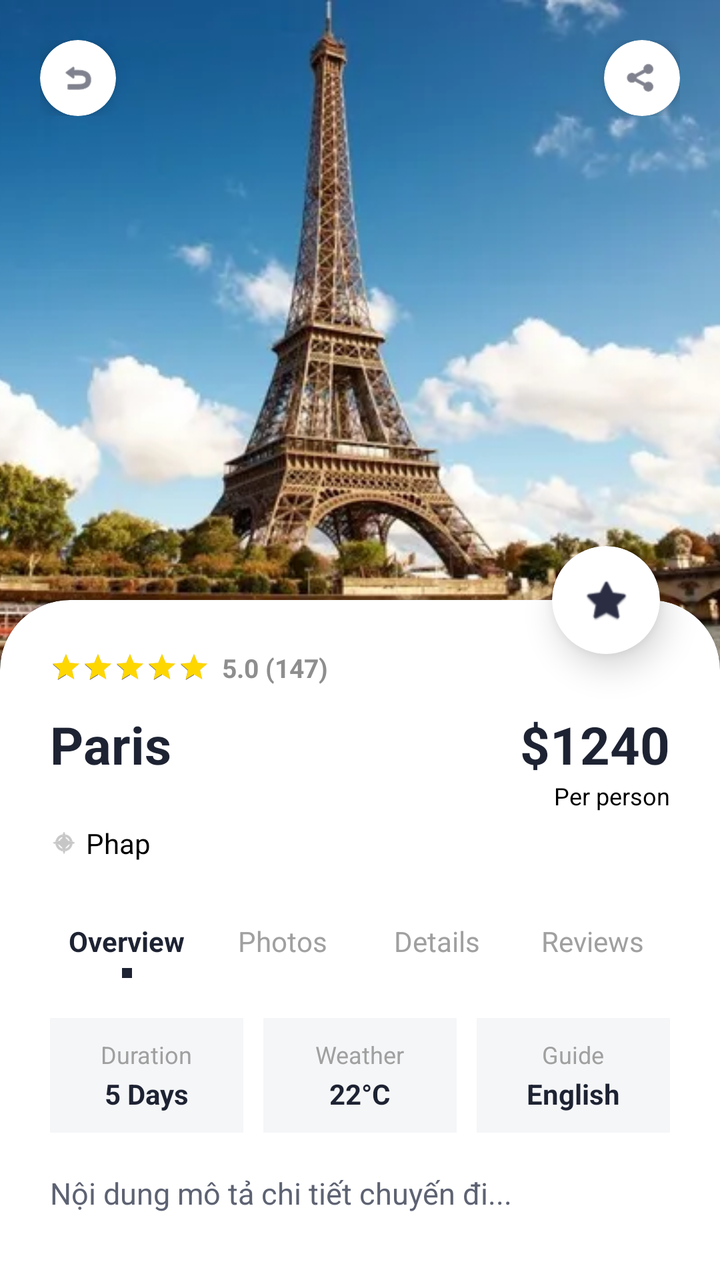
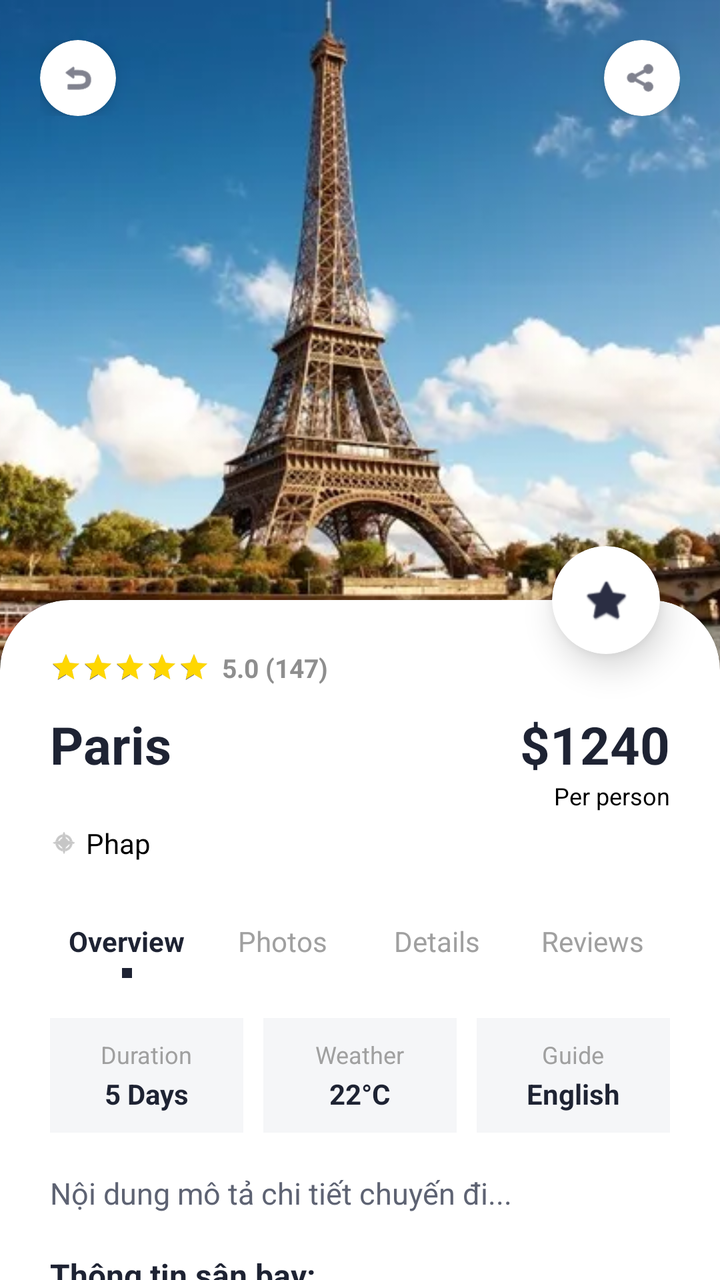

Before-and-after screenshots of an Android layout around one commit, followed by the original layout XML and the change that was made.
<!-- AndroidManifest.xml: application theme Theme.EuroTravel -->
<!-- res/layout/activity_chi_tiet.xml -->
<?xml version="1.0" encoding="utf-8"?>
<RelativeLayout xmlns:android="http://schemas.android.com/apk/res/android"
    xmlns:app="http://schemas.android.com/apk/res-auto"
    android:layout_width="match_parent"
    android:layout_height="match_parent"
    android:background="@android:color/white">

    <ImageView
        android:id="@+id/imgChiTiet"
        android:layout_width="match_parent"
        android:layout_height="350dp"
        android:scaleType="centerCrop"
        android:src="@drawable/paris" />

    <androidx.core.widget.NestedScrollView
        android:layout_width="match_parent"
        android:layout_height="match_parent">

        <LinearLayout
            android:layout_width="match_parent"
            android:layout_height="wrap_content"
            android:orientation="vertical">

            <View
                android:layout_width="match_parent"
                android:layout_height="300dp"
                android:background="@android:color/transparent" />

            <androidx.cardview.widget.CardView
                android:layout_width="match_parent"
                android:layout_height="wrap_content"
                app:cardCornerRadius="35dp"
                app:cardElevation="8dp"
                app:cardBackgroundColor="@android:color/white">

                <LinearLayout
                    android:layout_width="match_parent"
                    android:layout_height="wrap_content"
                    android:orientation="vertical"
                    android:padding="25dp">

                    <LinearLayout
                        android:layout_width="match_parent"
                        android:layout_height="wrap_content"
                        android:orientation="horizontal"
                        android:gravity="center_vertical"
                        android:layout_marginBottom="12dp">
                        <RatingBar
                            android:id="@+id/ratingBarHienThi"
                            style="?android:attr/ratingBarStyleSmall"
                            android:layout_width="wrap_content"
                            android:layout_height="wrap_content"
                            android:numStars="5"
                            android:rating="5"
                            android:progressTint="#FFD700" />
                        <TextView
                            android:id="@+id/txtSoSaoNhanXet"
                            android:layout_width="wrap_content"
                            android:layout_height="wrap_content"
                            android:layout_marginLeft="6dp"
                            android:text="5.0 (147)"
                            android:textColor="#8E8E8E"
                            android:textSize="13sp"
                            android:textStyle="bold" />
                    </LinearLayout>

                    <RelativeLayout
                        android:layout_width="match_parent"
                        android:layout_height="wrap_content">

                        <TextView
                            android:id="@+id/txtTenChiTiet"
                            android:layout_width="wrap_content"
                            android:layout_height="wrap_content"
                            android:text="Paris"
                            android:textColor="#1E2333"
                            android:textSize="26sp"
                            android:textStyle="bold" />

                        <LinearLayout
                            android:layout_width="wrap_content"
                            android:layout_height="wrap_content"
                            android:layout_alignParentRight="true"
                            android:orientation="vertical"
                            android:gravity="end">
                            <TextView
                                android:id="@+id/txtGiaChiTiet"
                                android:layout_width="wrap_content"
                                android:layout_height="wrap_content"
                                android:text="$1240"
                                android:textSize="26sp"
                                android:textStyle="bold"
                                android:textColor="#1E2333"/>

                            <TextView
                                android:layout_width="wrap_content"
                                android:layout_height="wrap_content"
                                android:text="Per person"
                                android:textColor="@color/black"
                                android:textSize="12sp" />
                        </LinearLayout>
                    </RelativeLayout>

                    <LinearLayout
                        android:layout_width="match_parent"
                        android:layout_height="wrap_content"
                        android:orientation="horizontal"
                        android:gravity="center_vertical"
                        android:layout_marginTop="6dp">
                        <ImageView
                            android:layout_width="14dp"
                            android:layout_height="14dp"
                            android:src="@android:drawable/ic_menu_compass"
                            app:tint="#A0A0A0"/>

                        <TextView
                            android:id="@+id/txtQuocGiaChiTiet"
                            android:layout_width="wrap_content"
                            android:layout_height="wrap_content"
                            android:layout_marginLeft="4dp"
                            android:text="Phap"
                            android:textColor="@color/black"
                            android:textSize="14sp" />
                    </LinearLayout>

                    <LinearLayout
                        android:layout_width="match_parent"
                        android:layout_height="wrap_content"
                        android:orientation="horizontal"
                        android:layout_marginTop="30dp"
                        android:layout_marginBottom="20dp"
                        android:weightSum="4">

                        <LinearLayout
                            android:id="@+id/btnTabOverview"
                            android:layout_width="0dp"
                            android:layout_height="wrap_content"
                            android:layout_weight="1"
                            android:orientation="vertical"
                            android:gravity="center">
                            <TextView
                                android:id="@+id/txtTabOverview"
                                android:layout_width="wrap_content"
                                android:layout_height="wrap_content"
                                android:text="Overview"
                                android:textStyle="bold"
                                android:textColor="#1E2333"
                                android:textSize="14sp"/>
                            <View
                                android:id="@+id/indicatorOverview"
                                android:layout_width="5dp"
                                android:layout_height="5dp"
                                android:layout_marginTop="4dp"
                                android:background="#1E2333" />
                        </LinearLayout>

                        <TextView
                            android:id="@+id/txtTabPhotos"
                            android:layout_width="0dp"
                            android:layout_height="wrap_content"
                            android:layout_weight="1"
                            android:text="Photos"
                            android:gravity="center"
                            android:textColor="#A0A0A0"
                            android:textSize="14sp"
                            android:clickable="true"
                            android:focusable="true"/>

                        <TextView
                            android:id="@+id/txtTabDetails"
                            android:layout_width="0dp"
                            android:layout_height="wrap_content"
                            android:layout_weight="1"
                            android:text="Details"
                            android:gravity="center"
                            android:textColor="#A0A0A0"
                            android:textSize="14sp"
                            android:clickable="true"
                            android:focusable="true"/>

                        <TextView
                            android:id="@+id/txtTabReviews"
                            android:layout_width="0dp"
                            android:layout_height="wrap_content"
                            android:layout_weight="1"
                            android:text="Reviews"
                            android:gravity="center"
                            android:textColor="#A0A0A0"
                            android:textSize="14sp"
                            android:clickable="true"
                            android:focusable="true"/>
                    </LinearLayout>

                    <LinearLayout
                        android:id="@+id/layoutOverviewContent"
                        android:layout_width="match_parent"
                        android:layout_height="wrap_content"
                        android:orientation="vertical"
                        android:visibility="visible">

                        <LinearLayout
                            android:layout_width="match_parent"
                            android:layout_height="wrap_content"
                            android:orientation="horizontal"
                            android:layout_marginBottom="20dp"
                            android:weightSum="3">

                            <LinearLayout
                                android:layout_width="0dp"
                                android:layout_height="wrap_content"
                                android:layout_weight="1"
                                android:orientation="vertical"
                                android:gravity="center"
                                android:padding="10dp"
                                android:background="#F5F6F8">
                                <TextView
                                    android:layout_width="wrap_content"
                                    android:layout_height="wrap_content"
                                    android:text="Duration"
                                    android:textColor="#A0A0A0"
                                    android:textSize="12sp"/>
                                <TextView
                                    android:layout_width="wrap_content"
                                    android:layout_height="wrap_content"
                                    android:text="5 Days"
                                    android:textColor="#1E2333"
                                    android:textStyle="bold"
                                    android:textSize="14sp"
                                    android:layout_marginTop="2dp"/>
                            </LinearLayout>

                            <LinearLayout
                                android:layout_width="0dp"
                                android:layout_height="wrap_content"
                                android:layout_weight="1"
                                android:orientation="vertical"
                                android:gravity="center"
                                android:padding="10dp"
                                android:layout_marginLeft="10dp"
                                android:layout_marginRight="10dp"
                                android:background="#F5F6F8">
                                <TextView
                                    android:layout_width="wrap_content"
                                    android:layout_height="wrap_content"
                                    android:text="Weather"
                                    android:textColor="#A0A0A0"
                                    android:textSize="12sp"/>
                                <TextView
                                    android:layout_width="wrap_content"
                                    android:layout_height="wrap_content"
                                    android:text="22°C"
                                    android:textColor="#1E2333"
                                    android:textStyle="bold"
                                    android:textSize="14sp"
                                    android:layout_marginTop="2dp"/>
                            </LinearLayout>

                            <LinearLayout
                                android:layout_width="0dp"
                                android:layout_height="wrap_content"
                                android:layout_weight="1"
                                android:orientation="vertical"
                                android:gravity="center"
                                android:padding="10dp"
                                android:background="#F5F6F8">
                                <TextView
                                    android:layout_width="wrap_content"
                                    android:layout_height="wrap_content"
                                    android:text="Guide"
                                    android:textColor="#A0A0A0"
                                    android:textSize="12sp"/>
                                <TextView
                                    android:layout_width="wrap_content"
                                    android:layout_height="wrap_content"
                                    android:text="English"
                                    android:textColor="#1E2333"
                                    android:textStyle="bold"
                                    android:textSize="14sp"
                                    android:layout_marginTop="2dp"/>
                            </LinearLayout>
                        </LinearLayout>

                        <TextView
                            android:id="@+id/txtMoTaChiTiet"
                            android:layout_width="match_parent"
                            android:layout_height="wrap_content"
                            android:text="Nội dung mô tả chi tiết chuyến đi..."
                            android:textSize="15sp"
                            android:textColor="#5E6373"
                            android:lineSpacingExtra="6dp"/>
                    </LinearLayout>

                    <androidx.recyclerview.widget.RecyclerView
                        android:id="@+id/rvPhotos"
                        android:layout_width="match_parent"
                        android:layout_height="wrap_content"
                        android:layout_marginTop="16dp"
                        android:orientation="horizontal"
                        android:visibility="gone" />

                    <Button
                        android:id="@+id/btnSelectDays"
                        android:layout_width="match_parent"
                        android:layout_height="58dp"
                        android:layout_marginTop="35dp"
                        android:layout_marginBottom="20dp"
                        android:backgroundTint="#2B2E43"
                        android:text="Select Days"
                        android:textAllCaps="false"
                        android:textColor="@android:color/white"
                        android:textSize="16sp"
                        android:textStyle="bold"
                        app:cornerRadius="29dp" />

                </LinearLayout>
            </androidx.cardview.widget.CardView>
        </LinearLayout>
    </androidx.core.widget.NestedScrollView>

    <RelativeLayout
        android:layout_width="match_parent"
        android:layout_height="wrap_content"
        android:padding="20dp">
        <androidx.cardview.widget.CardView
            android:id="@+id/btnBackCard"
            android:layout_width="38dp"
            android:layout_height="38dp"
            app:cardCornerRadius="19dp"
            app:cardBackgroundColor="@android:color/white"
            app:cardElevation="5dp">
            <ImageView
                android:layout_width="18dp"
                android:layout_height="18dp"
                android:layout_gravity="center"
                android:src="@android:drawable/ic_menu_revert"
                app:tint="#2B2E43"/>
        </androidx.cardview.widget.CardView>

        <androidx.cardview.widget.CardView
            android:layout_width="38dp"
            android:layout_height="38dp"
            android:layout_alignParentRight="true"
            app:cardCornerRadius="19dp"
            app:cardBackgroundColor="@android:color/white"
            app:cardElevation="5dp">
            <ImageView
                android:layout_width="18dp"
                android:layout_height="18dp"
                android:layout_gravity="center"
                android:src="@android:drawable/ic_menu_share"
                app:tint="#2B2E43"/>
        </androidx.cardview.widget.CardView>
    </RelativeLayout>

    <androidx.cardview.widget.CardView
        android:id="@+id/btnFavoriteCard"
        android:layout_width="54dp"
        android:layout_height="54dp"
        android:layout_alignParentRight="true"
        android:layout_marginTop="273dp"
        android:layout_marginRight="30dp"
        app:cardCornerRadius="27dp"
        app:cardElevation="10dp"
        app:cardBackgroundColor="@android:color/white">
        <ImageView
            android:layout_width="24dp"
            android:layout_height="24dp"
            android:layout_gravity="center"
            android:src="@android:drawable/btn_star_big_on"
            app:tint="#2B2E43"/>
    </androidx.cardview.widget.CardView>

</RelativeLayout>
<!-- resources referenced by this layout -->
<resources>
  <color name="black">#FF000000</color>
  <!-- drawable paris: webp bitmap (drawable, 35596 bytes) -->
  <style name="Theme.EuroTravel" parent="Base.Theme.EuroTravel" />
  <style name="Base.Theme.EuroTravel" parent="Theme.Material3.DayNight.NoActionBar">
          
          
      </style>
</resources>

<!-- the commit's change to res/layout/activity_chi_tiet.xml (unified diff, before → after) -->
@@ -96,7 +96,7 @@
                                 android:layout_width="wrap_content"
                                 android:layout_height="wrap_content"
                                 android:text="Per person"
-                                android:textColor="@color/black"
+                                android:textColor="@android:color/black"
                                 android:textSize="12sp" />
                         </LinearLayout>
                     </RelativeLayout>
@@ -119,7 +119,7 @@
                             android:layout_height="wrap_content"
                             android:layout_marginLeft="4dp"
                             android:text="Phap"
-                            android:textColor="@color/black"
+                            android:textColor="@android:color/black"
                             android:textSize="14sp" />
                     </LinearLayout>
 
@@ -220,6 +220,7 @@
                                     android:textColor="#A0A0A0"
                                     android:textSize="12sp"/>
                                 <TextView
+                                    android:id="@+id/txtDuration"
                                     android:layout_width="wrap_content"
                                     android:layout_height="wrap_content"
                                     android:text="5 Days"
@@ -246,6 +247,7 @@
                                     android:textColor="#A0A0A0"
                                     android:textSize="12sp"/>
                                 <TextView
+                                    android:id="@+id/txtWeather"
                                     android:layout_width="wrap_content"
                                     android:layout_height="wrap_content"
                                     android:text="22°C"
@@ -270,6 +272,7 @@
                                     android:textColor="#A0A0A0"
                                     android:textSize="12sp"/>
                                 <TextView
+                                    android:id="@+id/txtGuide"
                                     android:layout_width="wrap_content"
                                     android:layout_height="wrap_content"
                                     android:text="English"
@@ -288,6 +291,48 @@
                             android:textSize="15sp"
                             android:textColor="#5E6373"
                             android:lineSpacingExtra="6dp"/>
+
+                        <LinearLayout
+                            android:layout_width="match_parent"
+                            android:layout_height="wrap_content"
+                            android:orientation="vertical"
+                            android:layout_marginTop="20dp">
+
+                            <TextView
+                                android:layout_width="wrap_content"
+                                android:layout_height="wrap_content"
+                                android:text="Thông tin sân bay:"
+                                android:textStyle="bold"
+                                android:textColor="#1E2333"
+                                android:textSize="16sp"/>
+                            <TextView
+                                android:id="@+id/txtSanBay"
+                                android:layout_width="match_parent"
+                                android:layout_height="wrap_content"
+                                android:text="Sân bay"
+                                android:textColor="#5E6373"
+                                android:textSize="15sp"
+                                android:layout_marginTop="4dp"
+                                android:layout_marginBottom="14dp"/>
+
+                            <TextView
+                                android:layout_width="wrap_content"
+                                android:layout_height="wrap_content"
+                                android:text="Khách sạn nổi bật gần đó:"
+                                android:textStyle="bold"
+                                android:textColor="#1E2333"
+                                android:textSize="16sp"/>
+                            <TextView
+                                android:id="@+id/txtKhachSan"
+                                android:layout_width="match_parent"
+                                android:layout_height="wrap_content"
+                                android:text="Khách sạn"
+                                android:textColor="#5E6373"
+                                android:textSize="15sp"
+                                android:layout_marginTop="4dp"
+                                android:lineSpacingExtra="4dp"
+                                android:layout_marginBottom="10dp"/>
+                        </LinearLayout>
                     </LinearLayout>
 
                     <androidx.recyclerview.widget.RecyclerView
@@ -295,22 +340,21 @@
                         android:layout_width="match_parent"
                         android:layout_height="wrap_content"
                         android:layout_marginTop="16dp"
-                        android:orientation="horizontal"
                         android:visibility="gone" />
 
                     <Button
                         android:id="@+id/btnSelectDays"
                         android:layout_width="match_parent"
-                        android:layout_height="58dp"
-                        android:layout_marginTop="35dp"
-                        android:layout_marginBottom="20dp"
-                        android:backgroundTint="#2B2E43"
-                        android:text="Select Days"
+                        android:layout_height="55dp"
+                        android:layout_marginTop="30dp"
+                        android:layout_marginBottom="10dp"
+                        android:backgroundTint="#2A2E43"
+                        android:text="🎥 Xem Video Review Thực Tế"
                         android:textAllCaps="false"
                         android:textColor="@android:color/white"
                         android:textSize="16sp"
                         android:textStyle="bold"
-                        app:cornerRadius="29dp" />
+                        app:cornerRadius="28dp" />
 
                 </LinearLayout>
             </androidx.cardview.widget.CardView>
<!-- resource entries referenced after the edit -->
@@ -1,6 +1,5 @@
 <!-- resources referenced by this layout -->
 <resources>
-  <color name="black">#FF000000</color>
   <!-- drawable paris: webp bitmap (drawable, 35596 bytes) -->
   <style name="Theme.EuroTravel" parent="Base.Theme.EuroTravel" />
   <style name="Base.Theme.EuroTravel" parent="Theme.Material3.DayNight.NoActionBar">
